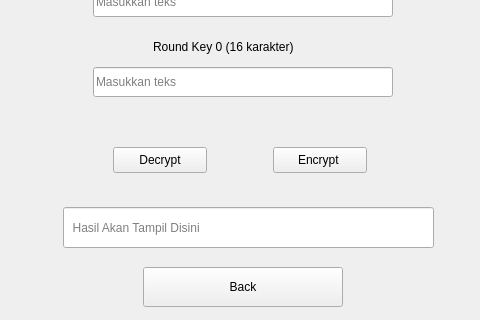
Above: mainwindow.ui from chrysantheumm/projekKripto before the change; both pictures show x 177 to 657 and y 163 to 483 of the 800 by 600 pixel window. Below: the same form after it.
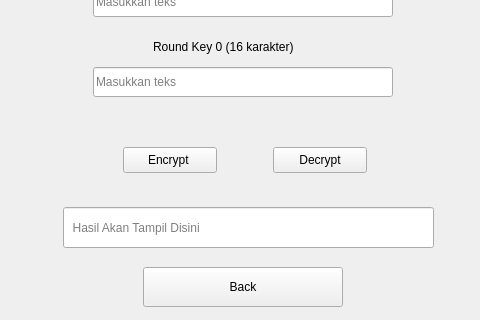
That is the form after the change. The open tabs and pages were chosen to show the change.

Diff of the .ui file:
```diff
--- a/mainwindow.ui
+++ b/mainwindow.ui
@@ -162,7 +162,7 @@
      <widget class="QPushButton" name="pushButtonBlocDecrypt">
       <property name="geometry">
        <rect>
-        <x>250</x>
+        <x>410</x>
         <y>320</y>
         <width>94</width>
         <height>26</height>
@@ -219,7 +219,7 @@
      <widget class="QPushButton" name="pushButtonBlockEncrypt">
       <property name="geometry">
        <rect>
-        <x>410</x>
+        <x>260</x>
         <y>320</y>
         <width>94</width>
         <height>26</height>
```
Left out of the diff: 4 changed lines with no effect on the pictures.
